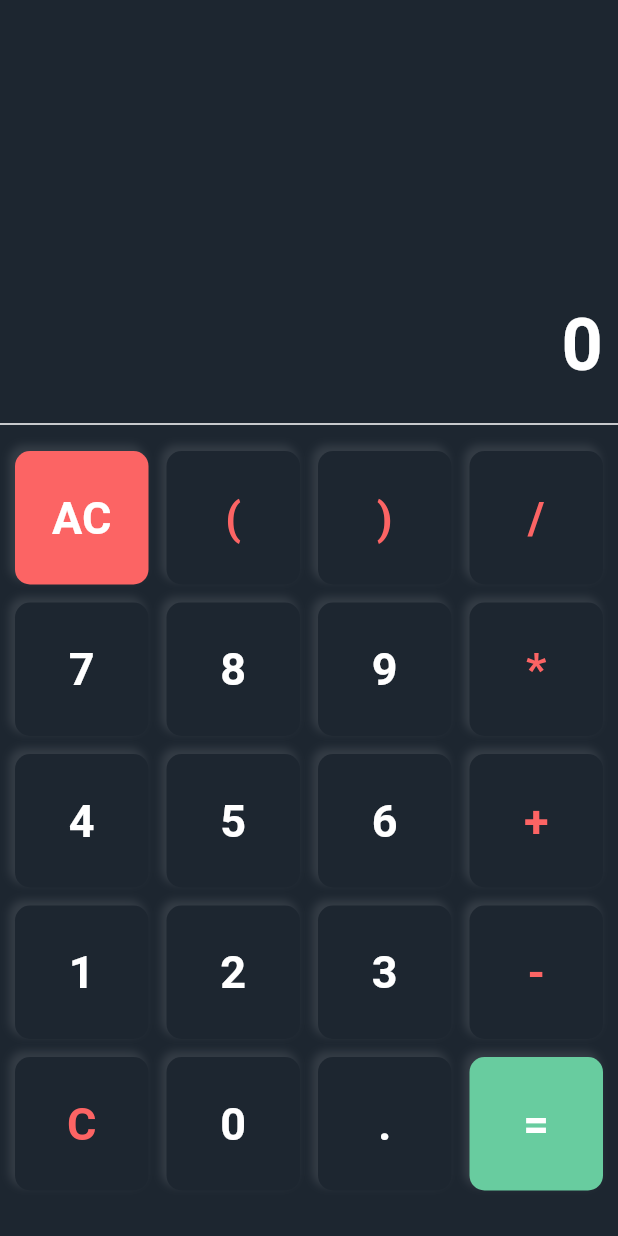
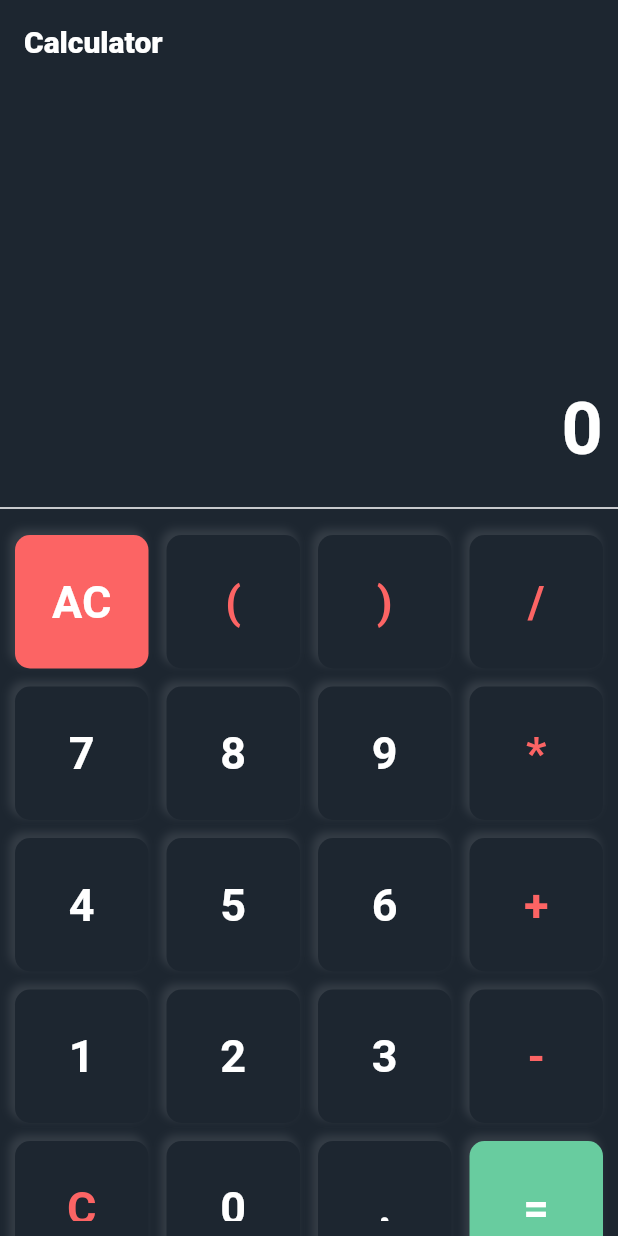
Before and after one commit to Nithin-M-0077/Calculator_App, a Flutter app: the screen it shows after launch, on a phone screen of 412 x 824 dp. Run offline on Flutter 3.47's test engine with Material 3 defaults, Android fonts, the phone set to English and light mode, and no system bars; our stand-ins replace animated_splash_screen, math_expressions.

Commit message:
some fixes

```diff
--- a/lib/calculator_screen.dart
+++ b/lib/calculator_screen.dart
@@ -36,7 +36,16 @@ class _CalculatorState extends State<Calculator> {
   @override
   Widget build(BuildContext context) {
     return Scaffold(
-      backgroundColor: Color(0xff1d2630),
+      appBar: AppBar(
+        backgroundColor: Color(0xff1d2630),
+          elevation: 0,
+          title: Text(
+        'Calculator',style: TextStyle(
+            fontWeight: FontWeight.w900,
+        fontSize: 20,
+        color: Colors.white,
+      ),)),
+      backgroundColor: const Color(0xff1d2630),
       body: Column(
         children: [
           SizedBox(
--- a/lib/main.dart
+++ b/lib/main.dart
@@ -16,9 +16,9 @@ class MyApp extends StatelessWidget {
         splash: Image.asset(
           'assets/casio.jpg',
         ),
-        duration: 3000,
-        backgroundColor: Color(0xff1d2630),
-        splashIconSize: 120,
+        duration: 2000,
+        backgroundColor: const Color(0xff1d2630),
+        splashIconSize: 150,
         splashTransition: SplashTransition.decoratedBoxTransition,
       ),
     );
```
Also changed, not shown: pubspec.lock, 1 other file.
